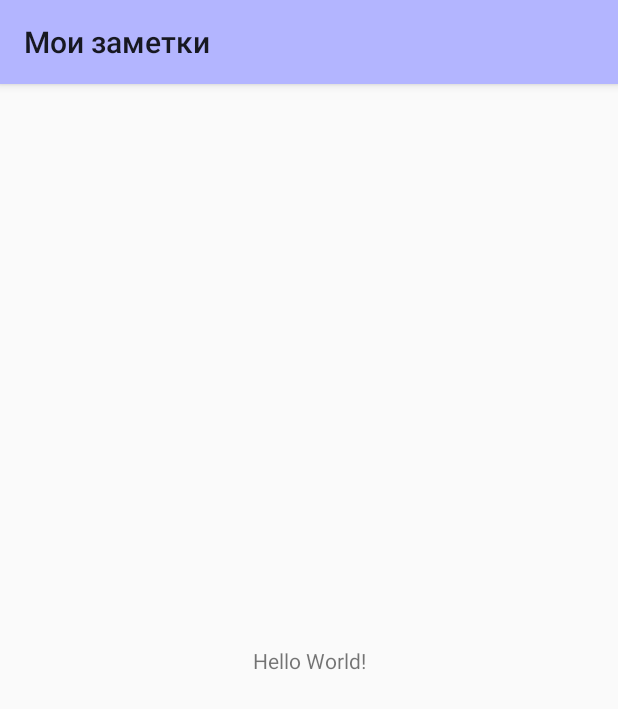
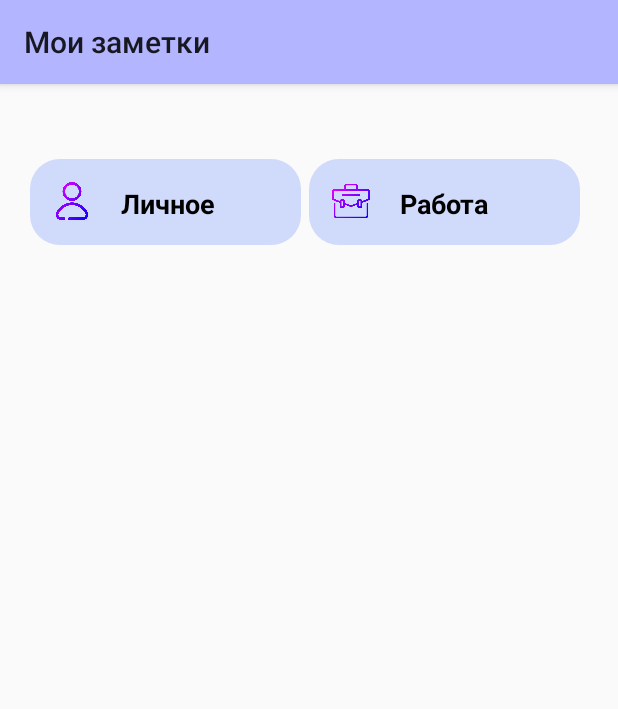
Before and after one commit to AnastasiyaK98/My_notes, an Android app: the screen it shows after launch (MainActivity), on a phone screen of 412 x 824 dp. Shown: the top 709 px of the screen. Run offline under Robolectric (Android 15) with nearby library versions, the phone set to English and light mode, and no system bars.

Commit message:
Создание activity_main

```diff
--- /dev/null
+++ b/app/src/main/res/drawable/rounding.xml
@@ -0,0 +1,6 @@
+<?xml version="1.0" encoding="UTF-8"?>
+<shape xmlns:android="http://schemas.android.com/apk/res/android"
+    android:shape="rectangle" >
+    <corners android:radius = "20dp"/>
+    <solid android:color="@color/rounding" />
+</shape>
--- /dev/null
+++ b/app/src/main/res/drawable/rounding_color.xml
@@ -0,0 +1,8 @@
+<?xml version="1.0" encoding="UTF-8"?>
+<shape xmlns:android="http://schemas.android.com/apk/res/android"
+    android:shape="rectangle" >
+    <corners android:radius = "20dp"/>
+    <solid android:color="@color/rounding" />
+    <stroke android:color="@color/color_rounding"
+        android:width="5dp"/>
+</shape>
--- /dev/null
+++ b/app/src/main/res/font/nunito.xml
@@ -0,0 +1,7 @@
+<?xml version="1.0" encoding="utf-8"?>
+<font-family xmlns:app="http://schemas.android.com/apk/res-auto"
+        app:fontProviderAuthority="com.google.android.gms.fonts"
+        app:fontProviderPackage="com.google.android.gms"
+        app:fontProviderQuery="Nunito"
+        app:fontProviderCerts="@array/com_google_android_gms_fonts_certs">
+</font-family>
--- a/app/src/main/res/layout/activity_main.xml
+++ b/app/src/main/res/layout/activity_main.xml
@@ -1,18 +1,109 @@
 <?xml version="1.0" encoding="utf-8"?>
-<androidx.constraintlayout.widget.ConstraintLayout xmlns:android="http://schemas.android.com/apk/res/android"
+<RelativeLayout xmlns:android="http://schemas.android.com/apk/res/android"
     xmlns:app="http://schemas.android.com/apk/res-auto"
     xmlns:tools="http://schemas.android.com/tools"
     android:layout_width="match_parent"
     android:layout_height="match_parent"
     tools:context=".MainActivity">
 
+    <LinearLayout
+        android:id="@+id/folder"
+        android:layout_width="match_parent"
+        android:layout_height="wrap_content"
+        android:orientation="horizontal"
+        android:layout_marginTop="50dp"
+        android:layout_marginStart="20dp"
+        android:layout_marginEnd="20dp"
+        android:weightSum="2"
+        >
+        <!--Личное -->
+        <RelativeLayout
+            android:id="@+id/personal"
+            android:layout_width="0dp"
+            android:layout_height="match_parent"
+            android:layout_weight="1"
+            android:orientation="vertical"
+            android:layout_gravity="center"
+            android:padding="15dp"
+            android:layout_marginEnd="5dp"
+            android:background="@drawable/rounding"
+            >
+            <ImageView
+                android:layout_width="25dp"
+                android:layout_height="25dp"
+                android:src="@drawable/icon_personal">
+            </ImageView>
+            <TextView
+                android:layout_width="wrap_content"
+                android:layout_height="wrap_content"
+                android:layout_marginLeft="45dp"
+                android:layout_marginTop="2dp"
+                android:fontFamily="@font/nunito_bold"
+                android:gravity="center"
+                android:text="@string/Personal"
+                android:textColor="@color/black"
+                android:textSize="18dp"
+                 />
+
+        </RelativeLayout>
+        <!--Работа -->
+        <RelativeLayout
+            android:id="@+id/work"
+            android:layout_width="0dp"
+            android:layout_height="match_parent"
+            android:layout_weight="1"
+            android:orientation="vertical"
+            android:layout_gravity="center"
+            android:padding="15dp"
+            android:layout_marginEnd="5dp"
+            android:background="@drawable/rounding"
+            >
+            <ImageView
+                android:layout_width="25dp"
+                android:layout_height="25dp"
+                android:src="@drawable/icon_work">
+            </ImageView>
+
+            <TextView
+                android:layout_width="wrap_content"
+                android:layout_height="wrap_content"
+                android:layout_marginLeft="45dp"
+                android:layout_marginTop="2dp"
+                android:fontFamily="@font/nunito_bold"
+                android:gravity="center"
+                android:text="@string/Work"
+                android:textColor="@color/black"
+                android:textSize="18dp"
+                />
+        </RelativeLayout>
+
+    </LinearLayout>
+
     <TextView
+        android:id="@+id/quoteText"
+        android:layout_width="match_parent"
+        android:layout_height="wrap_content"
+        android:layout_below="@+id/folder"
+        android:layout_gravity="center_vertical|end"
+        android:layout_marginHorizontal="25dp"
+        android:layout_marginStart="25dp"
+        android:layout_marginTop="300dp"
+        android:layout_marginEnd="25dp"
+        android:layout_marginBottom="45dp"
+        android:fontFamily="@font/nunito"
+        android:justificationMode="inter_word"
+        android:textColor="@color/black"
+        android:textSize="18dp" />
+
+    <TextView
+        android:id="@+id/quoteAuthor"
         android:layout_width="wrap_content"
         android:layout_height="wrap_content"
-        android:text="Hello World!"
-        app:layout_constraintBottom_toBottomOf="parent"
-        app:layout_constraintEnd_toEndOf="parent"
-        app:layout_constraintStart_toStartOf="parent"
-        app:layout_constraintTop_toTopOf="parent" />
-
-</androidx.constraintlayout.widget.ConstraintLayout>
+        android:layout_below="@+id/quoteText"
+        android:layout_marginHorizontal="25dp"
+        android:fontFamily="@font/nunito"
+        android:gravity="center"
+        android:textColor="@color/black"
+        android:textSize="18dp"
+        />
+</RelativeLayout>
--- a/app/src/main/res/values/colors.xml
+++ b/app/src/main/res/values/colors.xml
@@ -4,4 +4,7 @@
     <color name="ActionBar">#b3b5ff</color>
     <color name="fon">#FFFFFF</color>
     <color name="color_title_name">#000000</color>
+    <color name="black">#000000</color>
+    <color name="rounding">#d0dafa</color>
+    <color name="color_rounding">#c6c7fd</color>
 </resources>
--- a/app/src/main/res/values/preloaded_fonts.xml
+++ b/app/src/main/res/values/preloaded_fonts.xml
@@ -1,6 +1,7 @@
 <?xml version="1.0" encoding="utf-8"?>
 <resources>
     <array name="preloaded_fonts" translatable="false">
+        <item>@font/nunito</item>
         <item>@font/nunito_bold</item>
     </array>
 </resources>
--- a/app/src/main/res/values/strings.xml
+++ b/app/src/main/res/values/strings.xml
@@ -1,3 +1,5 @@
 <resources>
     <string name="app_name">Мои заметки</string>
+    <string name="Personal">Личное</string>
+    <string name="Work">Работа</string>
 </resources>
```
Also changed, not shown: app/src/main/res/drawable/icon_personal.png (added), app/src/main/res/drawable/icon_work.png (added).
